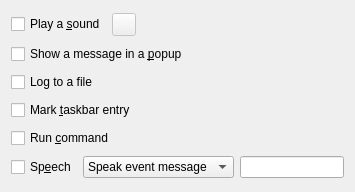
The window that knotify/config/knotifyconfigactionswidgetbase.ui (KDE/kdelibs) describes before a commit, drawn with Qt 5.
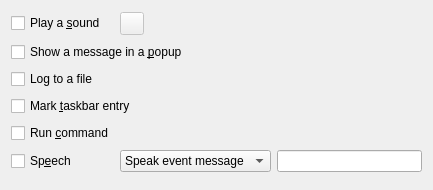
The same window after the commit. Custom widgets are drawn as their Qt base class.

Commit message: Improve layout (convert to a grid layout). Fixes almost #154878. Remaining glichtes are in KStyle. CCBUG:154878

The edit to the form file:
```diff
--- a/knotify/config/knotifyconfigactionswidgetbase.ui
+++ b/knotify/config/knotifyconfigactionswidgetbase.ui
@@ -5,36 +5,19 @@
    <rect>
     <x>0</x>
     <y>0</y>
-    <width>355</width>
-    <height>192</height>
+    <width>433</width>
+    <height>190</height>
    </rect>
   </property>
-  <layout class="QVBoxLayout" >
-   <item>
-    <layout class="QHBoxLayout" >
-     <property name="spacing" >
-      <number>6</number>
-     </property>
-     <property name="leftMargin" >
-      <number>0</number>
-     </property>
-     <property name="topMargin" >
-      <number>0</number>
-     </property>
-     <property name="rightMargin" >
-      <number>0</number>
-     </property>
-     <property name="bottomMargin" >
-      <number>0</number>
-     </property>
-     <item>
+  <layout class="QGridLayout" >
+   <item row="0" column="0" >
       <widget class="QCheckBox" name="Sound_check" >
        <property name="text" >
         <string>Play a &amp;sound</string>
        </property>
       </widget>
      </item>
-     <item>
+   <item row="0" column="1" >
       <widget class="QToolButton" name="Sound_play" >
        <property name="enabled" >
         <bool>false</bool>
@@ -44,8 +27,8 @@
        </property>
       </widget>
      </item>
-     <item>
-      <widget class="KUrlRequester" native="1" name="Sound_select" >
+   <item row="0" column="2" colspan="2" >
+    <widget class="KUrlRequester" name="Sound_select" >
        <property name="enabled" >
         <bool>false</bool>
        </property>
@@ -60,47 +43,22 @@
        </property>
       </widget>
      </item>
-    </layout>
-   </item>
-   <item>
+   <item row="1" column="0" colspan="4" >
     <widget class="QCheckBox" name="Popup_check" >
      <property name="text" >
       <string>Show a message in a &amp;popup</string>
      </property>
     </widget>
    </item>
-   <item>
-    <layout class="QHBoxLayout" >
-     <property name="spacing" >
-      <number>6</number>
-     </property>
-     <property name="leftMargin" >
-      <number>0</number>
-     </property>
-     <property name="topMargin" >
-      <number>0</number>
-     </property>
-     <property name="rightMargin" >
-      <number>0</number>
-     </property>
-     <property name="bottomMargin" >
-      <number>0</number>
-     </property>
-     <item>
+   <item row="2" column="0" >
       <widget class="QCheckBox" name="Logfile_check" >
-       <property name="sizePolicy" >
-        <sizepolicy vsizetype="Fixed" hsizetype="Minimum" >
-         <horstretch>0</horstretch>
-         <verstretch>0</verstretch>
-        </sizepolicy>
-       </property>
        <property name="text" >
         <string>Log to a file</string>
        </property>
       </widget>
      </item>
-     <item>
-      <widget class="KUrlRequester" native="1" name="Logfile_select" >
+   <item row="2" column="1" colspan="3" >
+    <widget class="KUrlRequester" name="Logfile_select" >
        <property name="enabled" >
         <bool>false</bool>
        </property>
@@ -115,41 +73,22 @@
        </property>
       </widget>
      </item>
-    </layout>
-   </item>
-   <item>
+   <item row="3" column="0" colspan="4" >
     <widget class="QCheckBox" name="Taskbar_check" >
      <property name="text" >
       <string>Mark &amp;taskbar entry</string>
      </property>
     </widget>
    </item>
-   <item>
-    <layout class="QHBoxLayout" >
-     <property name="spacing" >
-      <number>6</number>
-     </property>
-     <property name="leftMargin" >
-      <number>0</number>
-     </property>
-     <property name="topMargin" >
-      <number>0</number>
-     </property>
-     <property name="rightMargin" >
-      <number>0</number>
-     </property>
-     <property name="bottomMargin" >
-      <number>0</number>
-     </property>
-     <item>
+   <item row="4" column="0" >
       <widget class="QCheckBox" name="Execute_check" >
        <property name="text" >
         <string>Run &amp;command</string>
        </property>
       </widget>
      </item>
-     <item>
-      <widget class="KUrlRequester" native="1" name="Execute_select" >
+   <item row="4" column="1" colspan="3" >
+    <widget class="KUrlRequester" name="Execute_select" >
        <property name="enabled" >
         <bool>false</bool>
        </property>
@@ -164,18 +103,14 @@
        </property>
       </widget>
      </item>
-    </layout>
-   </item>
-   <item>
-    <layout class="QHBoxLayout" >
-     <item>
+   <item row="5" column="0" >
       <widget class="QCheckBox" name="KTTS_check" >
        <property name="text" >
         <string>Sp&amp;eech</string>
        </property>
       </widget>
      </item>
-     <item>
+   <item row="5" column="1" colspan="2" >
       <widget class="QComboBox" name="KTTS_combo" >
        <property name="sizePolicy" >
         <sizepolicy vsizetype="Preferred" hsizetype="Preferred" >
@@ -200,13 +135,10 @@
         <property name="text" >
          <string>Speak custom text</string>
         </property>
-       <property name="enabled" >
-        <bool>false</bool>
-       </property>
        </item>
       </widget>
      </item>
-     <item>
+   <item row="5" column="3" >
       <widget class="QLineEdit" name="KTTS_select" >
        <property name="whatsThis" >
         <string>&lt;qt>Specifies how KTTS should speak the event when received.  If you select "Speak custom text", enter the text in the box.  You may use the following substitution strings in the text:&lt;dl>&lt;dt>%e&lt;/dt>&lt;dd>Name of the event&lt;/dd>&lt;dt>%a&lt;/dt>&lt;dd>Application that sent the event&lt;/dd>&lt;dt>%m&lt;/dt>&lt;dd>The message sent by the application&lt;/dd>&lt;/dl>&lt;/qt></string>
@@ -214,13 +146,11 @@
       </widget>
      </item>
     </layout>
-   </item>
-  </layout>
  </widget>
  <customwidgets>
   <customwidget>
    <class>KUrlRequester</class>
-   <extends>QWidget</extends>
+   <extends>QFrame</extends>
    <header>kurlrequester.h</header>
    <container>1</container>
   </customwidget>
```
Lines whose indentation alone changed are shown as unchanged.
